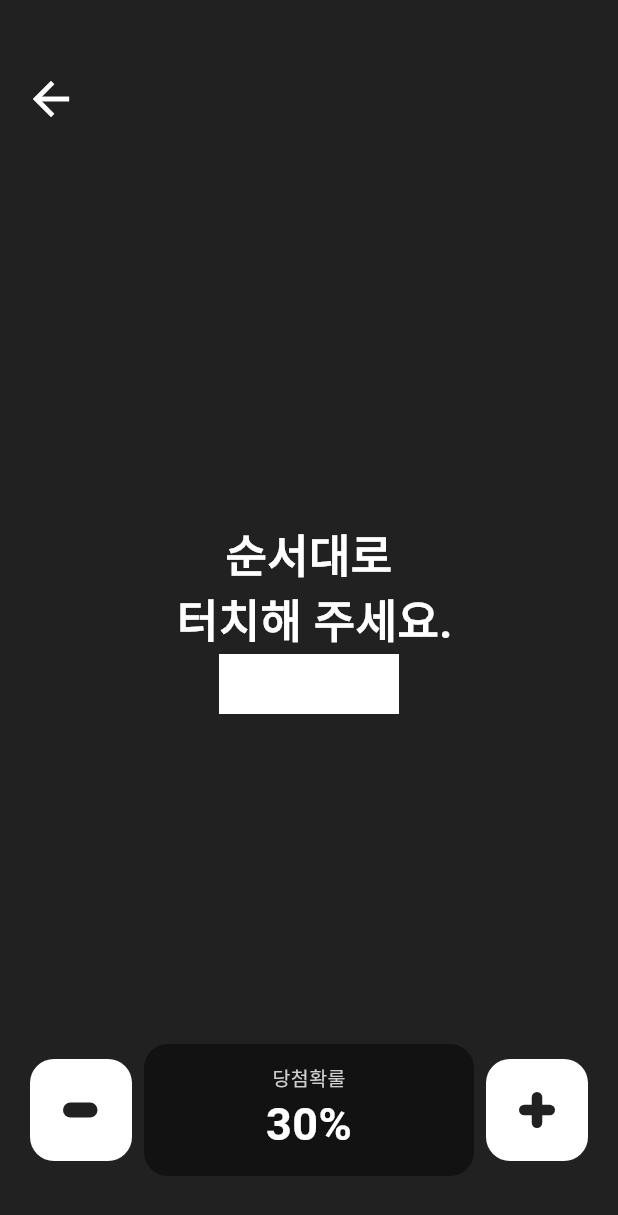
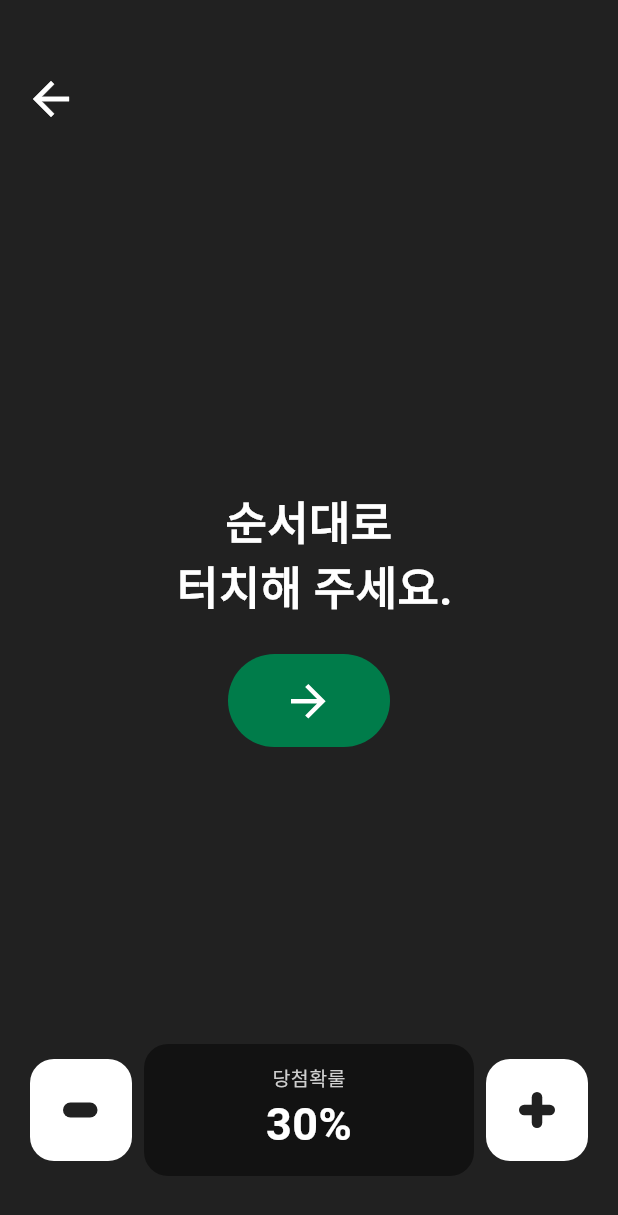
Before and after one commit to KimHyungSik/flutter_coffee_bet, a Flutter app: the TouchRouletteGame screen opened directly, on a phone screen of 412 x 824 dp. Shown: the top 1215 px of the screen. Run offline on Flutter 3.47's test engine with Material 3 defaults, Android fonts, the phone set to English and light mode, and no system bars; our stand-ins replace easy_localization, flutter_svg, google_mobile_ads.

Commit message:
start 버튼 개선

```diff
--- /dev/null
+++ b/lib/common/button/start_button.dart
@@ -0,0 +1,19 @@
+import 'package:flutter/material.dart';
+import 'package:flutter_svg/svg.dart';
+
+Widget startButton(VoidCallback onPressed) {
+  return GestureDetector(
+    onTap: onPressed,
+    child: Container(
+      decoration: const BoxDecoration(
+        borderRadius: BorderRadius.all(Radius.circular(32)),
+        color: Color(0xFF007C4A),
+      ),
+      width: 108,
+      child: Padding(
+        padding: const EdgeInsets.symmetric(vertical: 15, horizontal: 37),
+        child: SvgPicture.asset('assets/icon/icon_arrow_32.svg'),
+      ),
+    ),
+  );
+}
--- a/lib/touch_roulette/touch_roulette_game.dart
+++ b/lib/touch_roulette/touch_roulette_game.dart
@@ -4,6 +4,7 @@ import 'package:easy_localization/easy_localization.dart';
 import 'package:flutter/material.dart';
 import 'package:flutter_svg/svg.dart';
 
+import '../common/button/start_button.dart';
 import '../game_over.dart';
 import '../user_circle_painter.dart';
 
@@ -45,7 +46,14 @@ class _TouchRouletteGameState extends State<TouchRouletteGame> {
               failingPointers: {},
             ),
           if (!_isGameActive)
-            Stack(
+            readyGame(context),
+        ],
+      ),
+    );
+  }
+
+  Stack readyGame(BuildContext context) {
+    return Stack(
             children: [
               Container(
                 alignment: Alignment.center,
@@ -68,11 +76,12 @@ class _TouchRouletteGameState extends State<TouchRouletteGame> {
                               ),
                             ),
                           ),
-                            Container(
-                              height: 40,
-                              width: 120,
-                              color: Colors.white,
-                            )
+                          const SizedBox(height: 22,),
+                          startButton(() {
+                            setState(() {
+                              _isGameActive = true;
+                            });
+                          }),
                         ],
                       ),
                     ),
@@ -103,9 +112,6 @@ class _TouchRouletteGameState extends State<TouchRouletteGame> {
                 ),
               ),
             ],
-            ),
-        ],
-      ),
           );
   }
 
@@ -114,9 +120,8 @@ class _TouchRouletteGameState extends State<TouchRouletteGame> {
   }
 
   void _touchScreen(PointerDownEvent event) {
-    if (_isGameOver) return;
+    if (_isGameOver  || !_isGameActive) return;
     setState(() {
-      _isGameActive = true;
       _activeTouches[event.pointer] = _getLocalPosition(event);
       if (_isWinner()) {
         _gameOver();
```
Also changed, not shown: lib/common/button/re_start_button.dart (added, +19 -0 lines), lib/game_over.dart (+4 -34 lines), assets/icon/icon_arrow_32.svg (added), assets/icon/icon_restart_32.svg (added). Lines whose indentation alone changed are shown as unchanged.
